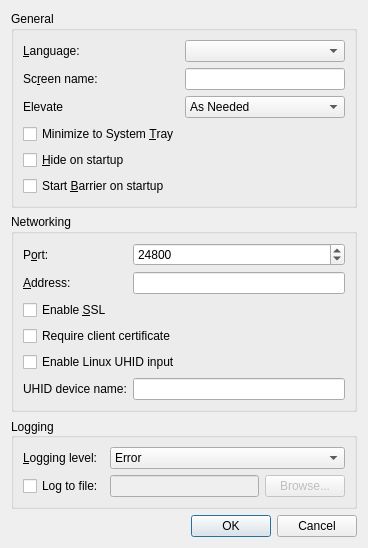
This is src/gui/src/SettingsDialogBase.ui in etherneco/etherwaver as Qt 5 draws it before an edit. The edited form follows.
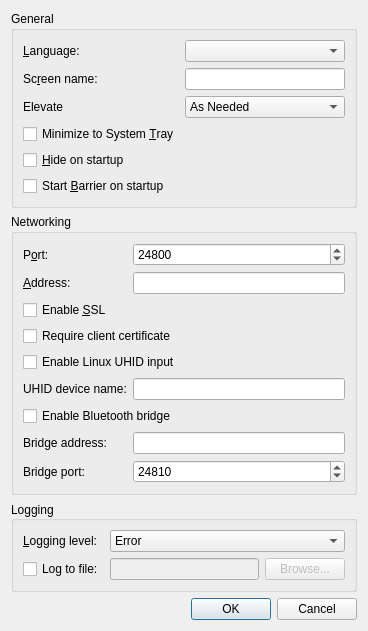
This is the edited form.

Commit message: Add Bluetooth bridge support

Diff of the .ui file:
```diff
--- a/src/gui/src/SettingsDialogBase.ui
+++ b/src/gui/src/SettingsDialogBase.ui
@@ -7,7 +7,7 @@
     <x>0</x>
     <y>0</y>
     <width>368</width>
-    <height>428</height>
+    <height>486</height>
    </rect>
   </property>
   <property name="windowTitle">
@@ -222,6 +222,46 @@
       <item row="5" column="1">
        <widget class="QLineEdit" name="m_pLineEditUhidName"/>
       </item>
+      <item row="6" column="0" colspan="2">
+       <widget class="QCheckBox" name="m_pCheckBoxEnableBluetoothBridge">
+        <property name="text">
+         <string>Enable Bluetooth bridge</string>
+        </property>
+       </widget>
+      </item>
+      <item row="7" column="0">
+       <widget class="QLabel" name="m_pLabelBluetoothBridgeAddress">
+        <property name="text">
+         <string>Bridge address:</string>
+        </property>
+        <property name="buddy">
+         <cstring>m_pLineEditBluetoothBridgeAddress</cstring>
+        </property>
+       </widget>
+      </item>
+      <item row="7" column="1">
+       <widget class="QLineEdit" name="m_pLineEditBluetoothBridgeAddress"/>
+      </item>
+      <item row="8" column="0">
+       <widget class="QLabel" name="m_pLabelBluetoothBridgePort">
+        <property name="text">
+         <string>Bridge port:</string>
+        </property>
+        <property name="buddy">
+         <cstring>m_pSpinBoxBluetoothBridgePort</cstring>
+        </property>
+       </widget>
+      </item>
+      <item row="8" column="1">
+       <widget class="QSpinBox" name="m_pSpinBoxBluetoothBridgePort">
+        <property name="maximum">
+         <number>65535</number>
+        </property>
+        <property name="value">
+         <number>24810</number>
+        </property>
+       </widget>
+      </item>
      </layout>
     </widget>
    </item>
```
Left out of the diff: 3 changed lines with no effect on the pictures. The commit also changes 54 other files.
